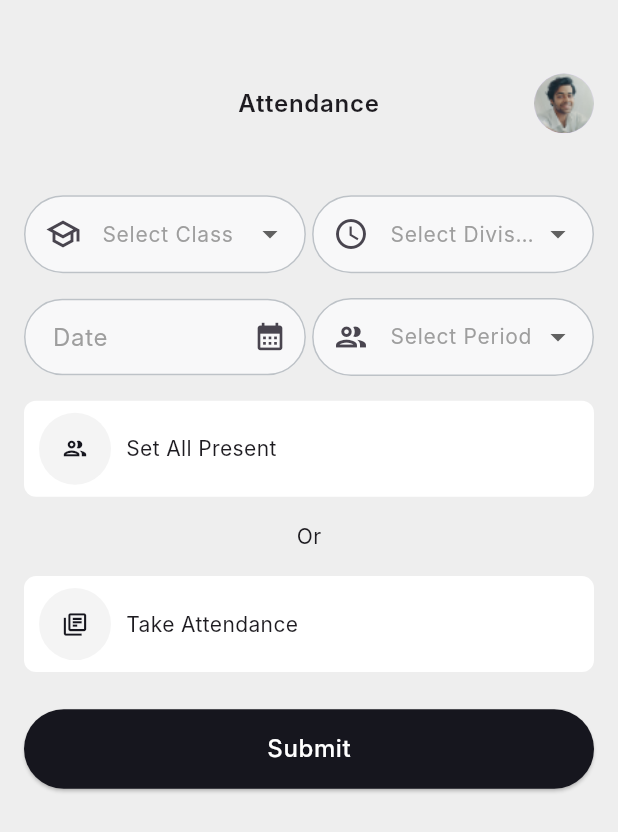
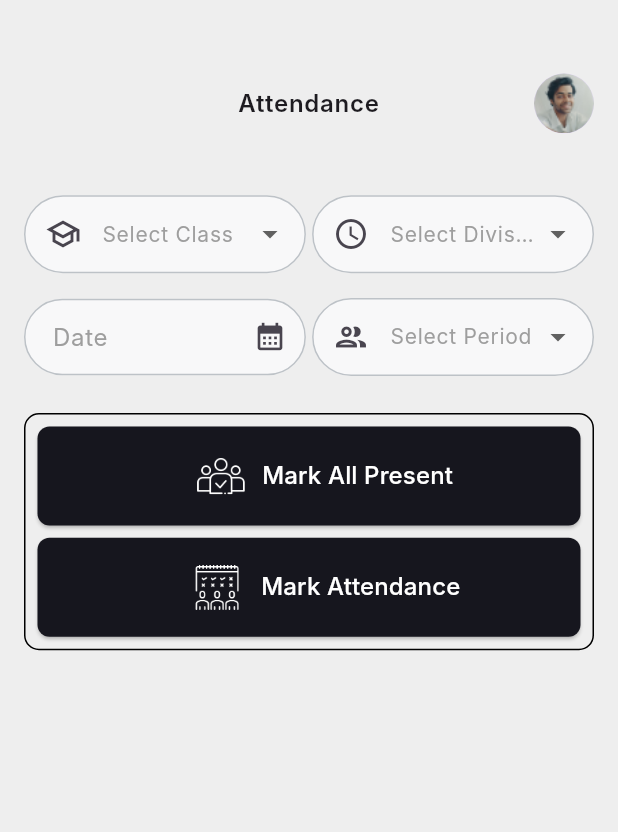
Before and after one commit to altezzai/acadobs, a Flutter app: the AttendanceScreen screen opened directly, on a phone screen of 412 x 824 dp. Shown: the top 832 px of the screen. Run offline on Flutter 3.47's test engine with Material 3 defaults, Android fonts, the phone set to English and light mode, and no system bars; our stand-ins replace dio, file_picker, flutter_rating_bar, go_router, pie_chart; network calls fail; Roboto replaces fonts that are missing (Inter).

Commit message:
attendance button

```diff
--- a/lib/core/shared_widgets/add_button.dart
+++ b/lib/core/shared_widgets/add_button.dart
@@ -6,18 +6,21 @@ class AddButton extends StatelessWidget {
   final VoidCallback onPressed;
   final String text;
   final String iconPath;
-  const AddButton({
-    super.key,
+  final bool isSmallButton;
+  final double iconSize;
+  const AddButton(
+      {super.key,
       required this.iconPath,
       required this.onPressed,
       required this.text,
-  });
+      this.isSmallButton = true,
+      this.iconSize = 35});
 
   @override
   Widget build(BuildContext context) {
     return SizedBox(
-      width: Responsive.width * 36,
-      height: Responsive.height * 9,
+      // width: Responsive.width * 36,
+      height: Responsive.height * (isSmallButton ? 9 : 8),
       child: ElevatedButton(
           style: ElevatedButton.styleFrom(
             padding: EdgeInsets.all(10),
@@ -28,7 +31,8 @@ class AddButton extends StatelessWidget {
             ),
           ),
           onPressed: onPressed,
-          child: Column(
+          child: isSmallButton
+              ? Column(
                   mainAxisAlignment: MainAxisAlignment.center,
                   children: [
                     Image.asset(
@@ -40,6 +44,25 @@ class AddButton extends StatelessWidget {
                     const SizedBox(height: 6),
                     Text(text),
                   ],
+                )
+              : Row(
+                  // mainAxisAlignment: MainAxisAlignment.center,
+                  children: [
+                    SizedBox(
+                      width: Responsive.width * 23,
+                    ),
+                    Image.asset(
+                      iconPath,
+                      height: iconSize,
+                      width: iconSize,
+                      color: whiteColor,
+                    ),
+                    const SizedBox(width: 10),
+                    Text(
+                      text,
+                      style: TextStyle(fontSize: 16),
+                    ),
+                  ],
                 )),
     );
   }
--- a/lib/features/teacher/attendance/controller/attendance_controller.dart
+++ b/lib/features/teacher/attendance/controller/attendance_controller.dart
@@ -7,6 +7,7 @@ import 'package:school_app/base/utils/custom_snackbar.dart';
 import 'package:school_app/core/navbar/screen/bottom_nav.dart';
 import 'package:school_app/features/teacher/attendance/model/attendance_data.dart';
 import 'package:school_app/features/teacher/attendance/model/attendance_model.dart';
+import 'package:school_app/features/teacher/attendance/screens/attendance.dart';
 import 'package:school_app/features/teacher/attendance/services/attendance_services.dart';
 
 // Enum to represent attendance status
@@ -17,10 +18,39 @@ class AttendanceController extends ChangeNotifier {
   bool get isloading => _isloading;
   final Map<int, AttendanceStatus> _attendanceStatus = {};
 
+  bool isAllPresent = false;
+
+  // Existing code for storing student statuses...
+
+  // void markAllPresent() {
+  //   isAllPresent = true;
+  //   notifyListeners();
+  // }
+
+  // void resetAllPresent() {
+  //   isAllPresent = false;
+  //   notifyListeners();
+  // }
+
+  // AttendanceStatus getStatus(int studentId) {
+  //   if (isAllPresent && !_attendanceStatus.containsKey(studentId)) {
+  //     return AttendanceStatus.present;
+  //   }
+  //   return _attendanceStatus[studentId] ?? AttendanceStatus.absent;
+  // }
+
+  // void updateStatus(int studentId, AttendanceStatus status) {
+  //   isAllPresent = false;  // Turn off all-present mode once any status is updated
+  //   _attendanceStatus[studentId] = status;
+  //   notifyListeners();
+  // }
+
+// Function for get status
   AttendanceStatus getStatus(int studentId) {
     return _attendanceStatus[studentId] ?? AttendanceStatus.none;
   }
 
+//  Function for update status
   void updateStatus(int studentId, AttendanceStatus status) {
     _attendanceStatus[studentId] = status;
     notifyListeners();
@@ -80,6 +110,7 @@ class AttendanceController extends ChangeNotifier {
       required String date,
       required String period,
       required AttendanceData attendanceData,
+      required AttendanceAction action,
       Attendance? previousAttendance}) async {
     try {
       final response = await AttendanceServices().checkAttendance(
--- a/lib/features/teacher/attendance/model/attendance_data.dart
+++ b/lib/features/teacher/attendance/model/attendance_data.dart
@@ -1,13 +1,17 @@
+import 'package:school_app/features/teacher/attendance/screens/attendance.dart';
+
 class AttendanceData {
   final String selectedClass;
   final String selectedPeriod;
   final String selectedDivision;
   final String selectedDate;
+  final AttendanceAction action;
 
   AttendanceData({
     required this.selectedClass,
     required this.selectedPeriod,
     required this.selectedDivision,
     required this.selectedDate,
+    required this.action
   });
 }
--- a/lib/features/teacher/attendance/screens/attendance.dart
+++ b/lib/features/teacher/attendance/screens/attendance.dart
@@ -2,13 +2,12 @@ import 'package:flutter/material.dart';
 import 'package:provider/provider.dart';
 import 'package:school_app/base/utils/responsive.dart';
 import 'package:school_app/core/controller/dropdown_provider.dart';
+import 'package:school_app/core/shared_widgets/add_button.dart';
 import 'package:school_app/core/shared_widgets/custom_appbar.dart';
-import 'package:school_app/core/shared_widgets/custom_button.dart';
 import 'package:school_app/core/shared_widgets/custom_datepicker.dart';
 import 'package:school_app/core/shared_widgets/custom_dropdown.dart';
 import 'package:school_app/features/teacher/attendance/controller/attendance_controller.dart';
 import 'package:school_app/features/teacher/attendance/model/attendance_data.dart';
-import 'package:school_app/features/teacher/attendance/widgets/title_tile.dart';
 
 class AttendanceScreen extends StatefulWidget {
   AttendanceScreen({Key? key}) : super(key: key);
@@ -29,7 +28,6 @@ class _AttendanceScreenState extends State<AttendanceScreen> {
 
   final TextEditingController _dateController = TextEditingController();
 
-
   @override
   void initState() {
     super.initState();
@@ -42,6 +40,7 @@ class _AttendanceScreenState extends State<AttendanceScreen> {
       dropdownProvider.clearSelectedItem('period');
     });
   }
+
   @override
   Widget build(BuildContext context) {
     return Scaffold(
@@ -61,28 +60,77 @@ class _AttendanceScreenState extends State<AttendanceScreen> {
                     child: Column(
                       children: [
                         SizedBox(height: Responsive.height * 1),
+                        Column(
+                          children: [
                             _buildDropdownRow(),
                             SizedBox(height: Responsive.height * 2),
                             _buildDateAndPeriodRow(),
-                        SizedBox(height: Responsive.height * 2),
-                        TitleTile(
-                            title: "Set All Present",
-                            icon: Icons.group_outlined,
-                            onTap: () {}),
-                        // _buildAttendanceOptions(),
-                        SizedBox(height: Responsive.height * 2),
-                        const Text("Or"),
-                        SizedBox(height: Responsive.height * 2),
-                        _buildTakeAttendanceTile(),
+                          ],
+                        ),
+
+                        // SizedBox(height: Responsive.height * 2),
+                        // TitleTile(
+                        //     title: "Set All Present",
+                        //     icon: Icons.group_outlined,
+                        //     onTap: () {}),
+                        // // _buildAttendanceOptions(),
+                        // SizedBox(height: Responsive.height * 2),
+                        // const Text("Or"),
+                        // SizedBox(height: Responsive.height * 2),
+                        // _buildTakeAttendanceTile(),
                         SizedBox(height: Responsive.height * 3),
-                        CustomButton(
-                          text: "Submit",
+                        Container(
+                          padding: EdgeInsets.all(8),
+                          decoration: BoxDecoration(
+                            border: Border.all(),
+                            borderRadius: BorderRadius.circular(10),
+                          ),
+                          child: Column(
+                            children: [
+                              // AddButton(
+                              //   isSmallButton: false,
+                              //   iconSize: 27,
+                              //   iconPath: "assets/icons/check_attendance.png",
+                              //   onPressed: () {
+                              //      if (_formKey.currentState!.validate()) {
+                              //       _navigateToNextPage(context,
+                              //           AttendanceAction.checkAttendance);
+                              //     }
+                              //   },
+                              //   text: "Check Attendance",
+                              // ),
+                              // SizedBox(height: Responsive.height * 1),
+                              AddButton(
+                                isSmallButton: false,
+                                iconPath: "assets/icons/all_present.png",
                                 onPressed: () {
                                   if (_formKey.currentState!.validate()) {
-                              // Handle submission logic
+                                    // context.read<AttendanceController>().markAllPresent();
+                                    _navigateToNextPage(context,
+                                        AttendanceAction.markAllPresent);
                                   }
                                 },
+                                text: "Mark All Present",
                               ),
+                              // SizedBox(height: Responsive.height * 2),
+                              // const Text("Or"),
+                              SizedBox(height: Responsive.height * 1),
+                              AddButton(
+                                isSmallButton: false,
+                                iconPath: "assets/icons/start_attendance.png",
+                                iconSize: 30,
+                                onPressed: () {
+                                  if (_formKey.currentState!.validate()) {
+                                    _navigateToNextPage(context,
+                                        AttendanceAction.markAttendance);
+                                  }
+                                },
+                                text: " Mark Attendance",
+                              ),
+                            ],
+                          ),
+                        ),
+
                         SizedBox(height: Responsive.height * 3),
                       ],
                     ),
@@ -171,37 +219,7 @@ class _AttendanceScreenState extends State<AttendanceScreen> {
     );
   }
 
-  Widget _buildAttendanceOptions() {
-    return Container(
-      padding: const EdgeInsets.all(4),
-      decoration: BoxDecoration(
-        border: Border.all(),
-        borderRadius: BorderRadius.circular(12),
-      ),
-      child: ListView.builder(
-        shrinkWrap: true,
-        physics: const NeverScrollableScrollPhysics(),
-        padding: EdgeInsets.zero,
-        itemCount: titleIconMap.length,
-        itemBuilder: (context, index) {
-          String title = titleIconMap.keys.elementAt(index);
-          IconData icon = titleIconMap.values.elementAt(index);
-          return TitleTile(
-            onTap: () {
-              print("Tapped on $title");
-            },
-            title: title,
-            icon: icon,
-          );
-        },
-      ),
-    );
-  }
-
-  Widget _buildTakeAttendanceTile() {
-    return TitleTile(
-      onTap: () {
-        if (_formKey.currentState!.validate()) {
+  void _navigateToNextPage(BuildContext context, AttendanceAction action) {
     String selectedClass =
         context.read<DropdownProvider>().getSelectedItem('class');
     String selectedPeriod =
@@ -215,25 +233,17 @@ class _AttendanceScreenState extends State<AttendanceScreen> {
         selectedPeriod: selectedPeriod,
         selectedDivision: selectedDivision,
         selectedDate: selectedDate,
-          );
-
+        action: action);
 
     context.read<AttendanceController>().takeAttendance(context,
         className: selectedClass,
         section: selectedDivision,
         date: selectedDate,
         period: selectedPeriod,
-              attendanceData: attendanceData
-              );
-
-          // context.pushNamed(
-          //   AppRouteConst.attendanceRouteName,
-          //   extra: attendanceData,
-          // );
-        }
-      },
-      title: "Take Attendance",
-      icon: Icons.my_library_books_outlined,
+        attendanceData: attendanceData,
+        action: action // Pass the action to handle it on the next page
         );
   }
 }
+
+enum AttendanceAction { checkAttendance, markAllPresent, markAttendance }
--- a/lib/features/teacher/attendance/widgets/attendance_tile.dart
+++ b/lib/features/teacher/attendance/widgets/attendance_tile.dart
@@ -7,12 +7,14 @@ class AttendanceTile extends StatelessWidget {
   final int studentId; // Unique ID of the student
   final String studentName; // Name of the student
   final String rollNo;
+  final bool isAllPresent;
 
   const AttendanceTile({
     super.key,
     required this.studentId,
     required this.studentName,
-    required this.rollNo
+    required this.rollNo,
+    this.isAllPresent = false,
   });
 
   @override
@@ -114,6 +116,7 @@ class AttendanceTile extends StatelessWidget {
       child: ElevatedButton(
         onPressed: () {
           // Update attendance status for the specific student
+
           controller.updateStatus(studentId, status);
         },
         style: ElevatedButton.styleFrom(
```
Also changed, not shown: lib/features/teacher/attendance/screens/take_attendance.dart (+48 -3 lines), assets/icons/all_present.png (added), assets/icons/check_attendance.png (added), assets/icons/start_attendance.png (added), assets/icons/take_attendance.png (added). Lines whose indentation alone changed are shown as unchanged.
